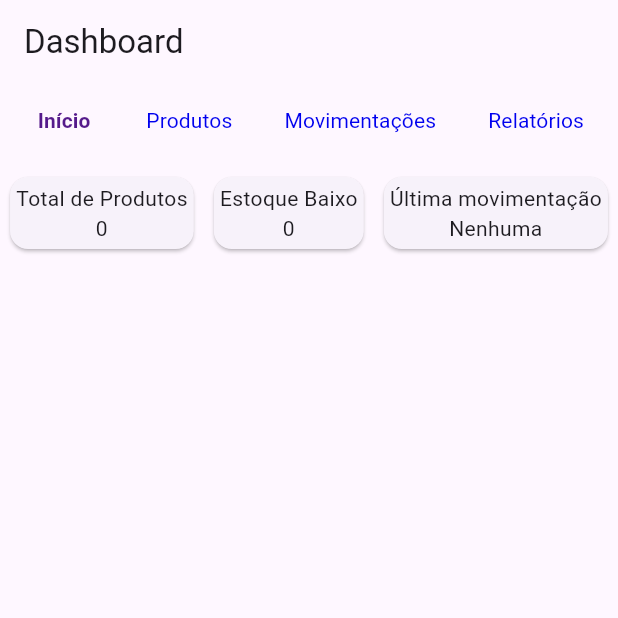
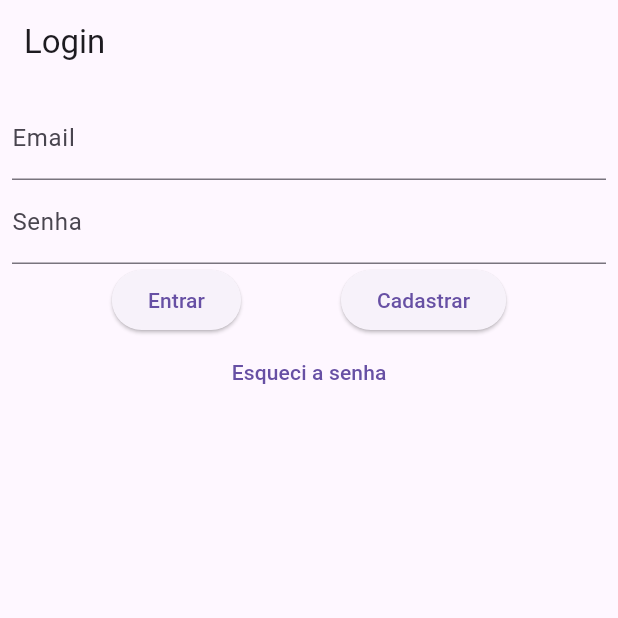
Before and after one commit to MatheusWDB/stock-flow, a Flutter app: the screen it shows after launch, on a phone screen of 412 x 824 dp, the top half of it. Run offline on Flutter 3.47's test engine with Material 3 defaults, Android fonts, the phone set to English and light mode, and no system bars; our stand-ins replace diacritic; missing offline and left inert: graphic.

Commit message:
Tela de login

```diff
--- a/frontend/lib/main.dart
+++ b/frontend/lib/main.dart
@@ -1,5 +1,5 @@
 import 'package:flutter/material.dart';
-import 'package:frontend/screens/dashboard_screen.dart';
+import 'package:frontend/screens/login_screen.dart';
 
 void main() {
   runApp(const MyApp());
@@ -12,7 +12,7 @@ class MyApp extends StatelessWidget {
   Widget build(BuildContext context) {
     return const MaterialApp(
       debugShowCheckedModeBanner: false,
-      home: DashboardScreen(),
+      home: LoginScreen(),
     );
   }
 }
--- /dev/null
+++ b/frontend/lib/screens/login_screen.dart
@@ -0,0 +1,128 @@
+import 'package:flutter/material.dart';
+import 'package:frontend/models/user.dart';
+import 'package:frontend/screens/dashboard_screen.dart';
+import 'package:frontend/screens/register_screen.dart';
+import 'package:frontend/services/user_service.dart';
+
+class LoginScreen extends StatefulWidget {
+  const LoginScreen({super.key});
+
+  @override
+  State<LoginScreen> createState() => _LoginScreenState();
+}
+
+class _LoginScreenState extends State<LoginScreen> {
+  Map<String, TextEditingController> controller = {
+    'email': TextEditingController(),
+    'password': TextEditingController(),
+  };
+  Map<String, String?> error = {
+    'email': null,
+    'password': null,
+  };
+
+  @override
+  Widget build(BuildContext context) {
+    return Scaffold(
+      appBar: AppBar(
+        title: const Text('Login'),
+      ),
+      body: SafeArea(
+        child: Padding(
+          padding: const EdgeInsets.all(8.0),
+          child: Column(
+            children: [
+              Column(
+                children: [
+                  TextField(
+                    controller: controller['email'],
+                    decoration: InputDecoration(
+                      labelText: 'Email',
+                      errorText: error['email'],
+                    ),
+                    onChanged: (value) {},
+                  ),
+                  TextField(
+                    autocorrect: false,
+                    controller: controller['password'],
+                    decoration: InputDecoration(
+                      labelText: 'Senha',
+                      errorText: error['password'],
+                    ),
+                    obscureText: true,
+                    obscuringCharacter: '*',
+                    onChanged: (value) {},
+                  ),
+                  Row(
+                    mainAxisAlignment: MainAxisAlignment.spaceEvenly,
+                    children: [
+                      ElevatedButton(
+                        onPressed: () => login(),
+                        child: const Text('Entrar'),
+                      ),
+                      ElevatedButton(
+                        onPressed: () {
+                          resetController();
+                          resetError();
+                          Navigator.push(
+                            context,
+                            MaterialPageRoute(
+                              builder: (context) => const RegisterScreen(),
+                            ),
+                          );
+                        },
+                        child: const Text('Cadastrar'),
+                      ),
+                    ],
+                  ),
+                  TextButton(
+                    onPressed: () {},
+                    child: const Text('Esqueci a senha'),
+                  ),
+                ],
+              ),
+            ],
+          ),
+        ),
+      ),
+    );
+  }
+
+  void login() async {
+    final User user = User(
+      email: controller['email']!.text,
+      password: controller['password']!.text,
+    );
+
+    try {
+      await UserService.login(user);
+      resetController();
+      resetError();
+
+      if (!mounted) return;
+
+      Navigator.pushReplacement(
+        context,
+        MaterialPageRoute(
+          builder: (context) => const DashboardScreen(),
+        ),
+      );
+    } catch (e) {
+      debugPrint('Erro ao logar: $e');
+    }
+  }
+
+  void resetController() {
+    setState(() {
+      controller['email']?.clear();
+      controller['password']?.clear();
+    });
+  }
+
+  void resetError() {
+    setState(() {
+      error['email'] = null;
+      error['password'] = null;
+    });
+  }
+}
```
